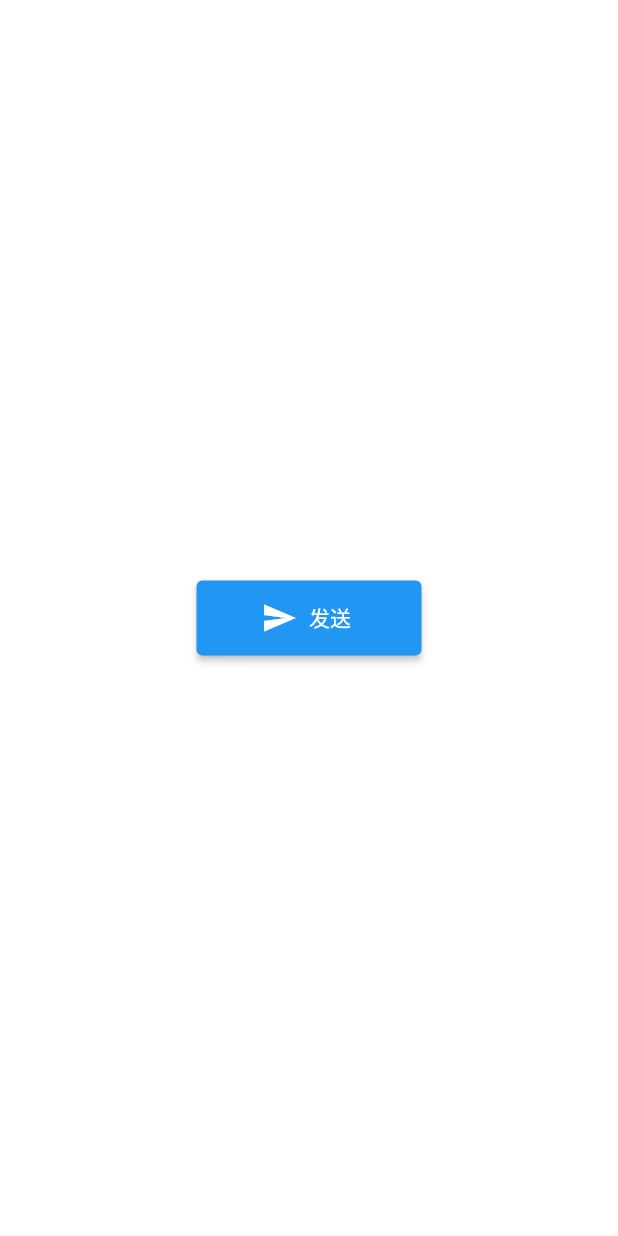
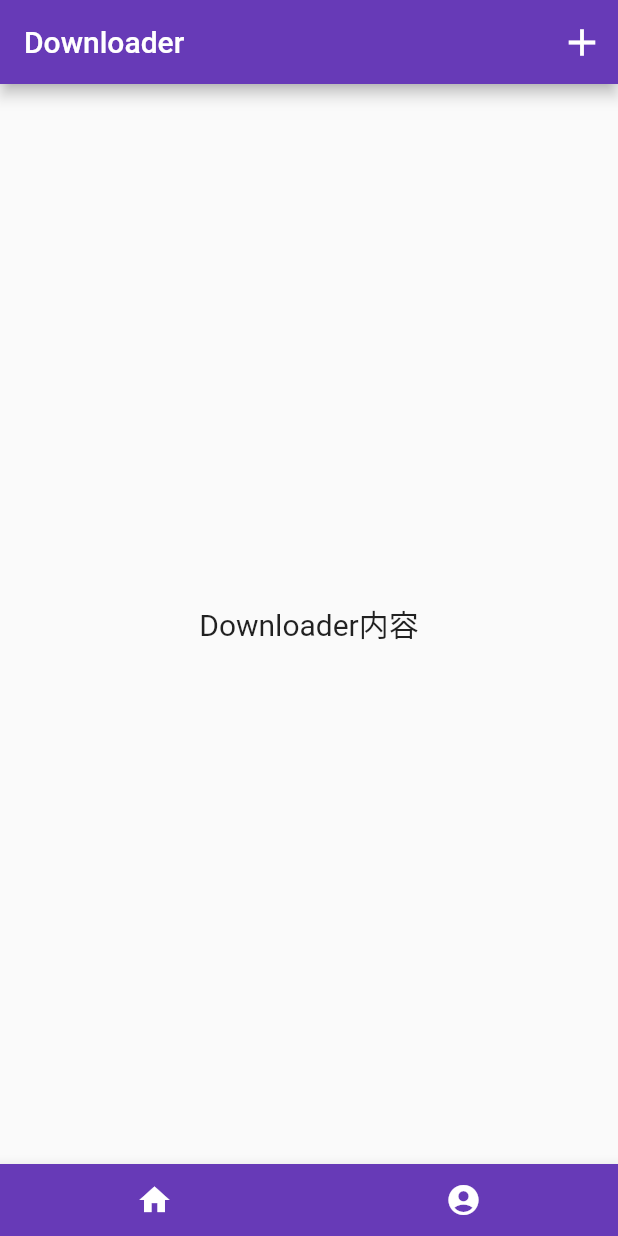
Before and after one commit to qgaye/m3u8_downloader, a Flutter app: the screen it shows after launch, on a phone screen of 412 x 824 dp. Run offline on Flutter 3.47's test engine with Material 2 defaults, Android fonts, the phone set to English and light mode, and no system bars; our stand-ins replace file_picker; missing offline and left inert: encrypt, ffmpeg_kit_flutter.

Commit message:
add create

```diff
--- a/lib/main.dart
+++ b/lib/main.dart
@@ -1,15 +1,11 @@
-import 'package:ffmpeg_kit_flutter/ffmpeg_kit.dart';
-import 'package:ffmpeg_kit_flutter/return_code.dart';
 import 'package:flutter/material.dart';
-import 'package:logging/logging.dart';
+import 'package:m3u8_downloader/common/logger.dart';
+import 'package:m3u8_downloader/page/account.dart';
+import 'package:m3u8_downloader/page/add.dart';
+import 'package:m3u8_downloader/page/home.dart';
 
 void main() {
-  Logger.root.level = Level.INFO;
-  recordStackTraceAtLevel = Level.SEVERE;
-  Logger.root.onRecord.listen((record) {
-    print(
-        '${record.time} [${record.level.name}] [${record.loggerName}] ${record.message}');
-  });
+  initLoggerConfig();
   runApp(const MyApp());
 }
 
@@ -21,42 +17,56 @@ class MyApp extends StatelessWidget {
     return MaterialApp(
       title: 'M3U8-Downloader',
       theme: ThemeData(
-        primarySwatch: Colors.blue,
+        primarySwatch: Colors.deepPurple,
       ),
       home: const MainApp(),
     );
   }
 }
 
-class MainApp extends StatelessWidget {
+class MainApp extends StatefulWidget {
   const MainApp({Key? key}) : super(key: key);
 
-  void _onPressed() {
-    debugPrint("HELLO");
-    FFmpegKit.executeAsync(
-        '-i /Users/qgaye/Downloads/ssis-215/main.ts -c:v copy -c:a copy /Users/qgaye/Downloads/ssis-215/main.mp4',
-        (session) async {
-      final returnCode = await session.getReturnCode();
-      if (ReturnCode.isSuccess(returnCode)) {
-        debugPrint('Success');
-      } else if (ReturnCode.isCancel(returnCode)) {
-        debugPrint('Cancel');
-      } else {
-        debugPrint('Error');
-      }
-    });
+  @override
+  State<StatefulWidget> createState() => _MainAppState();
+}
+
+class _MainAppState extends State<MainApp> {
+  final _bottomNavPages = <Widget>[
+    const HomePage(),
+    const AccountPage(),
+  ];
+  var _selectedPageIndex = 0;
+
+  void _onNavBottomTapped(int index) {
+    setState(() => _selectedPageIndex = index);
   }
 
   @override
   Widget build(BuildContext context) {
-    return Center(
-      child: SizedBox(
-        width: 150,
-        height: 50,
-        child: ElevatedButton.icon(
-          icon: const Icon(Icons.send),
-          label: const Text("发送"),
-          onPressed: _onPressed,
+    return Scaffold(
+      body: _bottomNavPages[_selectedPageIndex],
+      bottomNavigationBar: BottomAppBar(
+        color: Theme.of(context).primaryColor,
+        child: Row(
+          children: <Widget>[
+            IconButton(
+              icon: const Icon(
+                Icons.home,
+                color: Colors.white,
+              ),
+              onPressed: () => _onNavBottomTapped(0),
+            ),
+            const SizedBox(),
+            IconButton(
+              icon: const Icon(
+                Icons.account_circle,
+                color: Colors.white,
+              ),
+              onPressed: () => _onNavBottomTapped(1),
+            ),
+          ],
+          mainAxisAlignment: MainAxisAlignment.spaceEvenly,
         ),
       ),
     );
--- /dev/null
+++ b/lib/page/home.dart
@@ -0,0 +1,82 @@
+import 'package:flutter/material.dart';
+import 'package:logging/logging.dart';
+import 'package:m3u8_downloader/m3u8/downloader.dart';
+
+import 'add.dart';
+
+final _logger = Logger('page.home');
+
+class HomePage extends StatefulWidget {
+  final String _title = 'Downloader';
+
+  const HomePage({Key? key}) : super(key: key);
+
+  @override
+  _HomePageState createState() => _HomePageState();
+}
+
+class _HomePageState extends State<HomePage> {
+  final List<DownloaderTask> taskLists = [
+    DownloaderTask(DownloaderTaskConfig('test', 'url', 'path', 2, true), 1111),
+  ];
+
+  Future<void> _addTapped() async {
+    var downloaderTaskConfig = await Navigator.push<DownloaderTaskConfig?>(
+        context,
+        MaterialPageRoute(
+            builder: (context) => const AddPage('New M3U8')));
+    if (downloaderTaskConfig == null) {
+      return;
+    }
+    _logger.info(downloaderTaskConfig.toString());
+  }
+
+  @override
+  Widget build(BuildContext context) {
+    return Scaffold(
+      appBar: AppBar(
+        title: Text(widget._title),
+        actions: [
+          IconButton(
+            icon: const Icon(Icons.add),
+            iconSize: 30,
+            onPressed: () async => await _addTapped(),
+          )
+        ],
+      ),
+      body: Center(
+        child: Text(
+          '${widget._title}内容',
+          style: const TextStyle(fontSize: 20),
+        ),
+      ),
+    );
+  }
+}
+
+class DownloaderTaskConfig {
+  String taskName;
+  String sourceUrl;
+  String dictionary;
+  int concurrency;
+  bool cleanTsFiles;
+
+  DownloaderTaskConfig(this.taskName, this.sourceUrl, this.dictionary,
+      this.concurrency, this.cleanTsFiles);
+
+  @override
+  String toString() {
+    return 'DownloaderTaskConfig{taskName: $taskName, sourceUrl: $sourceUrl, dictionary: $dictionary, concurrency: $concurrency, cleanTsFiles: $cleanTsFiles}';
+  }
+}
+
+class DownloaderTask {
+  DownloaderTaskConfig config;
+  late M3U8Downloader downloader;
+  int progress = 0;
+  int total;
+  int status = 0;
+
+  DownloaderTask(this.config, this.total);
+
+}
--- a/pubspec.yaml
+++ b/pubspec.yaml
@@ -38,6 +38,7 @@ dependencies:
   logging: ^1.0.2
   encrypt: ^5.0.1
   ffmpeg_kit_flutter: ^4.5.0
+  file_picker: ^4.2.1
 
 dev_dependencies:
   flutter_test:
```
Also changed, not shown: lib/common/logger.dart (added, +13 -0 lines), lib/m3u8/downloader.dart (+24 -14 lines), lib/page/account.dart (added, +27 -0 lines), lib/page/add.dart (added, +219 -0 lines), pubspec.lock, 1 other file.
